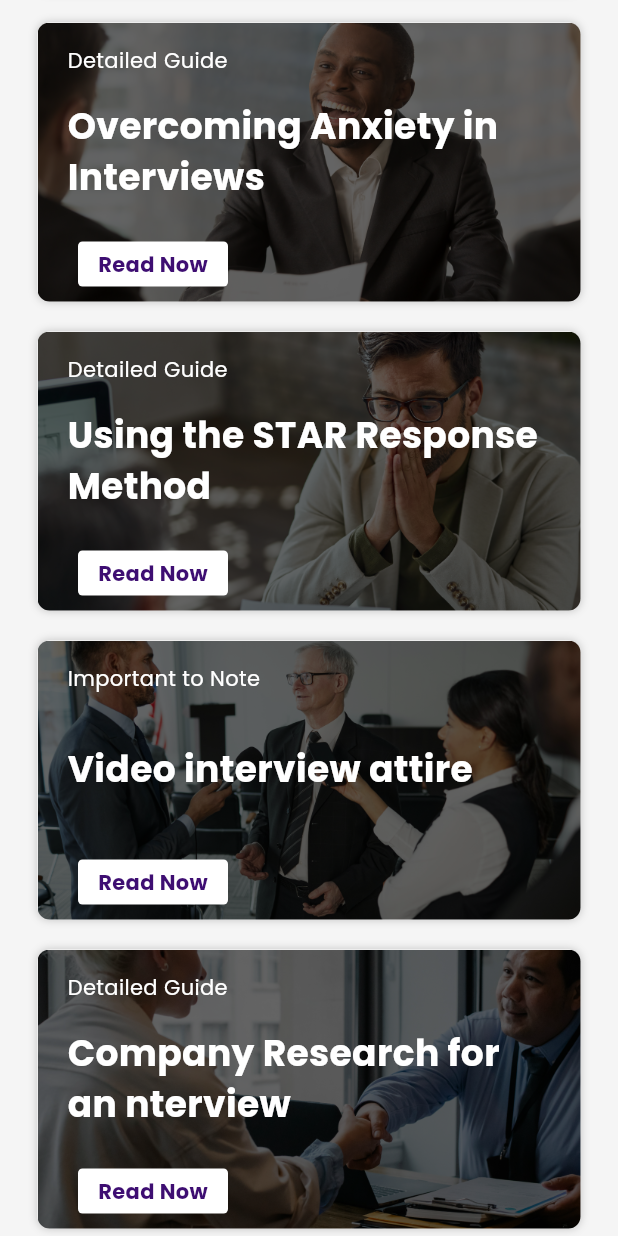
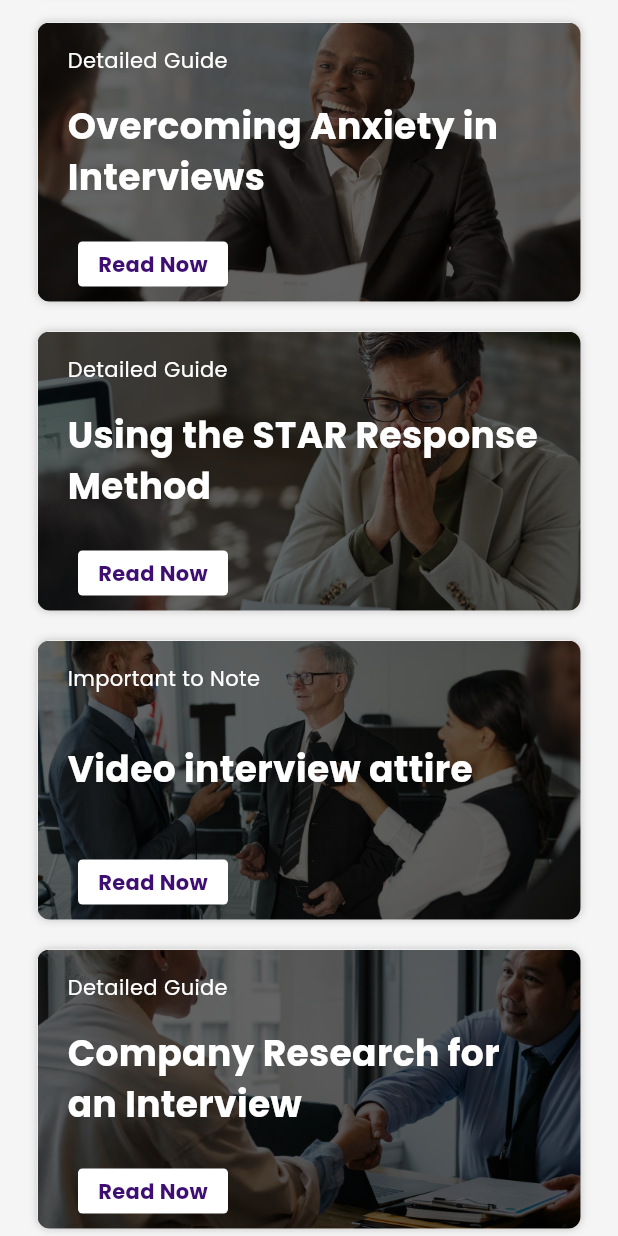
Before and after one commit to SpeakUP-Mobile/SpeakUP-App, a Flutter app: the ExplorePage screen opened directly, scrolled down 226 dp, on a phone screen of 412 x 824 dp. Run offline on Flutter 3.47's test engine with Material 3 defaults, Android fonts, the phone set to English and light mode, and no system bars; our stand-ins replace camera, get, permission_handler, simple_gradient_text, supabase_flutter, video_player; missing offline and left inert: video_compress, video_thumbnail; accounts and stored records are empty.

Commit message:
some changes 2

```diff
--- a/lib/explore_screen/articles.dart
+++ b/lib/explore_screen/articles.dart
@@ -57,7 +57,7 @@ In conclusion, overcoming anxiety involves a combination of practical techniques
       imgURI: "assets/article_bg/4.png",
     ),
     ArticleWidget(
-      name: "Company Research for an nterview",
+      name: "Company Research for an Interview",
       content: "",
       type: "Detailed Guide",
       imgURI: "assets/article_bg/5.png",
--- a/lib/interview_screen/interview_results.dart
+++ b/lib/interview_screen/interview_results.dart
@@ -234,10 +234,12 @@ class InterviewResults extends GetView<InterviewResultsController> {
             const SizedBox(height: 5),
             emotionScore(context, 2, 'Negative Emotions',
                 controller.questionResults[index][1]),
+            /*
             const SizedBox(height: 5),
             emotionScore(context, 3, 'Use of Filler Words',
                 controller.questionResults[index][2],
                 total: controller.questionResults[index][3]),
+                */
             const SizedBox(height: 15),
             Text(controller.llamaResults[index],
                 style: const TextStyle(fontSize: 12)),
```
Also changed, not shown: lib/interview_screen/interview_page_controller.dart (+12 -2 lines), 1 other file.
